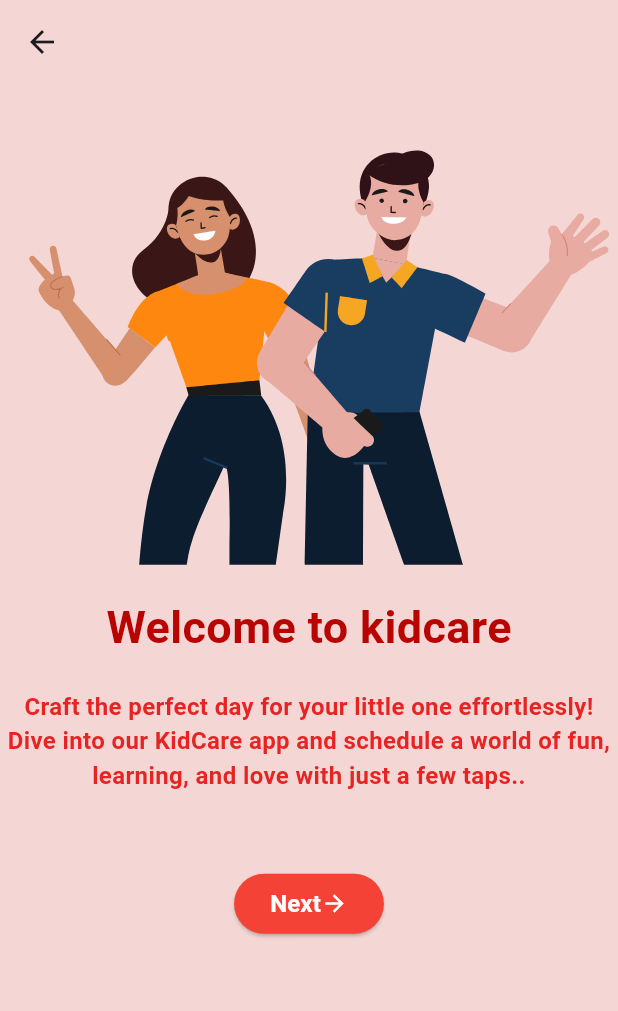
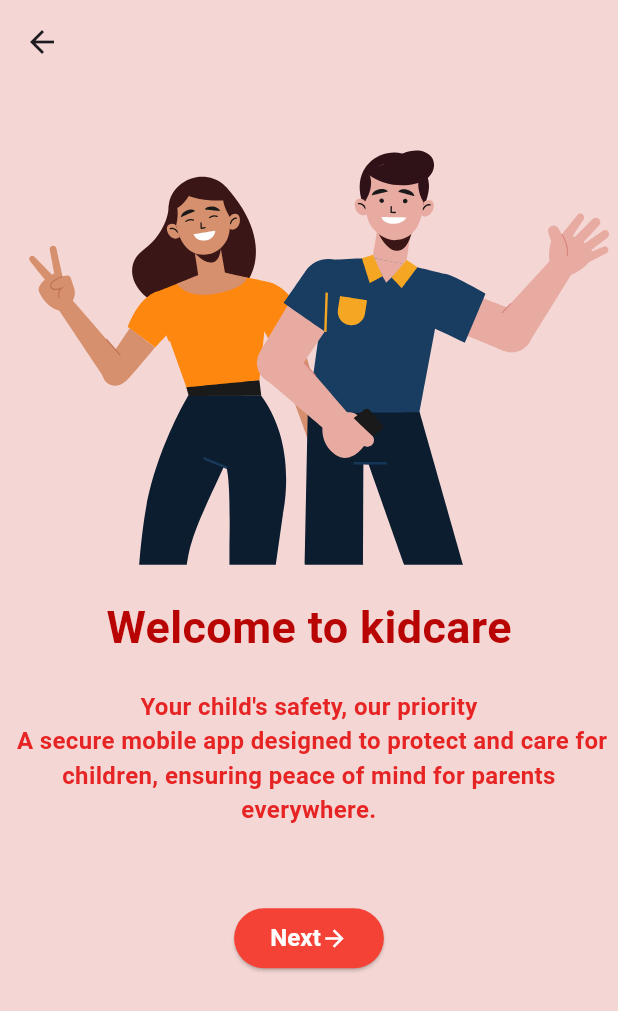
Before and after one commit to GihanSisiraKumara/kidcare_app, a Flutter app: the aboutBord screen opened directly, on a phone screen of 412 x 824 dp. Shown: the top 1011 px of the screen. Run offline on Flutter 3.47's test engine with Material 3 defaults, Android fonts, the phone set to English and light mode, and no system bars; our stand-ins replace flutter_slidable, geolocator, google_maps_flutter, lottie, share; missing offline and left inert: flutter_phone_direct_caller; Roboto replaces fonts that are missing (inter).

Commit message:
edit page description

```diff
--- a/lib/screen/aboutBord.dart
+++ b/lib/screen/aboutBord.dart
@@ -30,7 +30,7 @@ class aboutBord extends StatelessWidget {
             ),
             const SizedBox(height: 20),
             const Text(
-              "Craft the perfect day for your little one effortlessly! Dive into our KidCare app and schedule a world of fun, learning, and love with just a few taps..",
+              "Your child's safety, our priority\n A secure mobile app designed to protect and care for children, ensuring peace of mind for parents everywhere.",
               textAlign: TextAlign.center,
               style: TextStyle(
                 color: Color.fromARGB(255, 230, 36, 36),
--- a/lib/screen/aboutbellBord.dart
+++ b/lib/screen/aboutbellBord.dart
@@ -30,7 +30,7 @@ class aboutbellBord extends StatelessWidget {
             ),
             const SizedBox(height: 20),
             const Text(
-              "Unlock a world of timely updates and gentle reminders! Stay tuned to all the little moments that matter with our KidCare app's delightful notification hub.",
+              "Unlock a world of timely updates\n and gentle reminders! Stay tuned to all the little moments that matter with our KidCare app's delightful notification hub.",
               textAlign: TextAlign.center,
               style: TextStyle(
                 color: Color.fromARGB(255, 230, 36, 36),
--- a/lib/screen/aboutlocationBord.dart
+++ b/lib/screen/aboutlocationBord.dart
@@ -31,7 +31,7 @@ class aboutlocationBord extends StatelessWidget {
             ),
             const SizedBox(height: 40),
             const Text(
-              "Stay in the loop and ensure your child's safety with our KidCare app's location-sharing feature. Share their whereabouts effortlessly for ultimate peace of mind !",
+              "Stay in the loop and ensure your child's safety\n with our KidCare app's location-sharing feature. Share their whereabouts effortlessly for ultimate peace of mind !",
               textAlign: TextAlign.center,
               style: TextStyle(
                 color: Color.fromARGB(255, 230, 36, 36),
--- a/lib/screen/dayBord.dart
+++ b/lib/screen/dayBord.dart
@@ -30,7 +30,7 @@ class dayBord extends StatelessWidget {
             ),
             const SizedBox(height: 20),
             const Text(
-              "Your child's safety, our priority\n A secure mobile app designed to protect and care for children, ensuring peace of mind for parents everywhere.",
+              "Craft the perfect day for your little one effortlessly! Dive into our KidCare app and schedule a world of fun, learning, and love with just a few taps",
               textAlign: TextAlign.center,
               style: TextStyle(
                 color: Color.fromARGB(255, 230, 36, 36),
--- a/lib/screen/doneBord.dart
+++ b/lib/screen/doneBord.dart
@@ -30,7 +30,7 @@ class doneBord extends StatelessWidget {
             ),
             const SizedBox(height: 20),
             const Text(
-              "Your child's safety, our priority\n A secure mobile app designed to protect and care for children, ensuring peace of mind for parents everywhere.",
+              "Every think is ready\n For you to start using the app. Enjoy the app and keep your child safe!",
               textAlign: TextAlign.center,
               style: TextStyle(
                 color: Color.fromARGB(255, 230, 36, 36),
```
